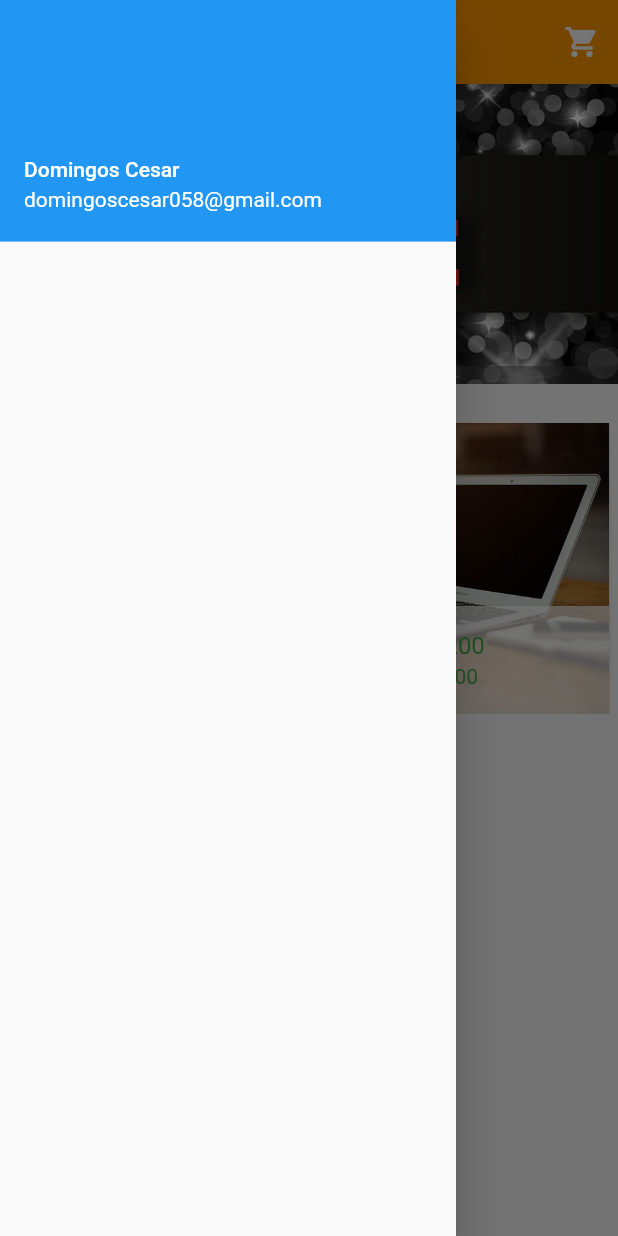
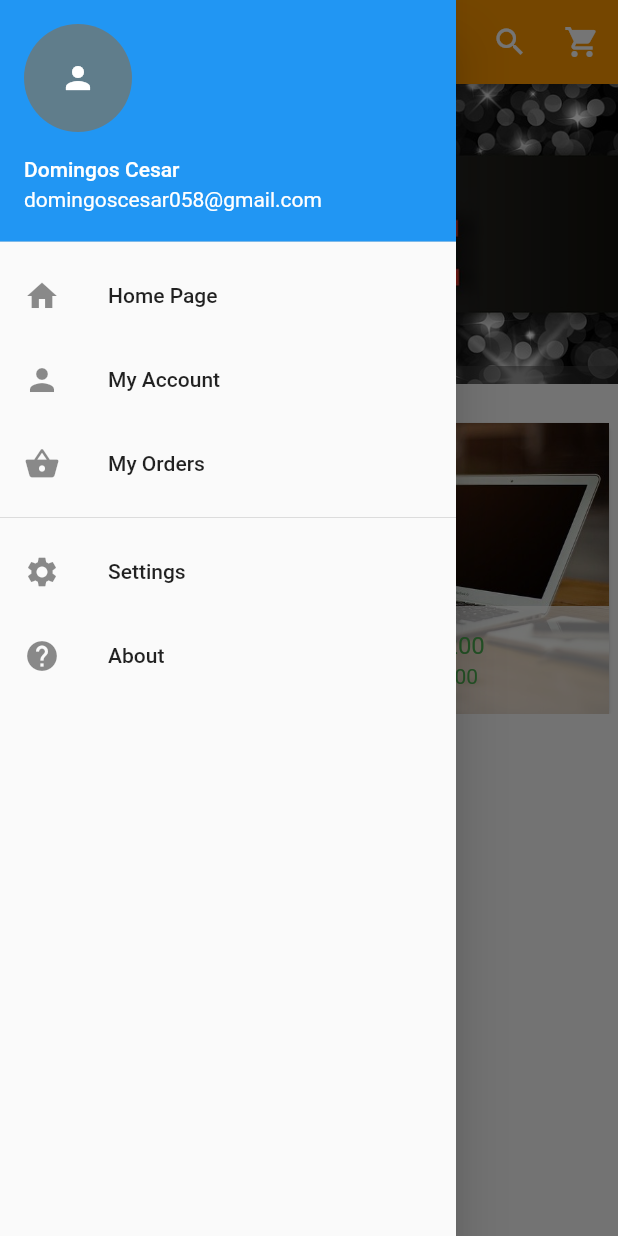
Before and after one commit to Domingos058/oneMedia, a Flutter app: the screen it shows after launch, with the side drawer open, on a phone screen of 412 x 824 dp. Run offline on Flutter 3.47's test engine with Material 2 defaults, Android fonts, the phone set to English and light mode, and no system bars; drawn by our look-alikes of carousel_pro.

Commit message:
'primeira_actualizacao'

```diff
--- a/lib/main.dart
+++ b/lib/main.dart
@@ -42,19 +42,66 @@ class _HomePage1State extends State<HomePage1> {
     return Scaffold(
       appBar: new AppBar(
         backgroundColor: Colors.orange,
-        leading: IconButton(
+        /*leading: IconButton(
           icon: Icon(Icons.arrow_back, color: Colors.white),
           onPressed: () {}
-        ),
+        ),*/
 
         title: Text('Onemedia'),
         actions: <Widget>[
+          new IconButton(icon: Icon(Icons.search, color: Colors.white,), onPressed:(){}),
           new IconButton(icon: Icon(Icons.shopping_cart,color: Colors.white,), onPressed: (){})
         ],
-      ),drawer: new Drawer(
+      ),
+      drawer: new Drawer(
       child: new ListView(
         children:<Widget> [
-          new UserAccountsDrawerHeader(accountName: Text('Domingos Cesar'), accountEmail: Text('domingoscesar058@gmail.com'))
+          new UserAccountsDrawerHeader(accountName: Text('Domingos Cesar'), accountEmail: Text('domingoscesar058@gmail.com'),
+          currentAccountPicture: GestureDetector(
+            child: new CircleAvatar(
+              backgroundColor: Colors.blueGrey,
+              child: Icon(Icons.person, color: Colors.white,),
+            ),
+          ) ,),
+
+          InkWell(
+            onTap: (){},
+            child: ListTile(
+              title: Text('Home Page'),
+              leading: Icon(Icons.home),
+            ),
+          ),
+
+          InkWell(
+            onTap: (){},
+            child: ListTile(
+              title: Text('My Account'),
+              leading: Icon(Icons.person),
+            ),
+          ),
+
+          InkWell(
+            onTap: (){},
+            child: ListTile(
+              title: Text('My Orders'),
+              leading: Icon(Icons.shopping_basket),
+            ),
+          ),
+          Divider(),
+          InkWell(
+            onTap: (){},
+            child: ListTile(
+              title: Text('Settings'),
+              leading: Icon(Icons.settings),
+            ),
+          ),
+          InkWell(
+            onTap: (){},
+            child: ListTile(
+              title: Text('About'),
+              leading: Icon(Icons.help),
+            ),
+          ),
         ],
       ),
     ),
```
